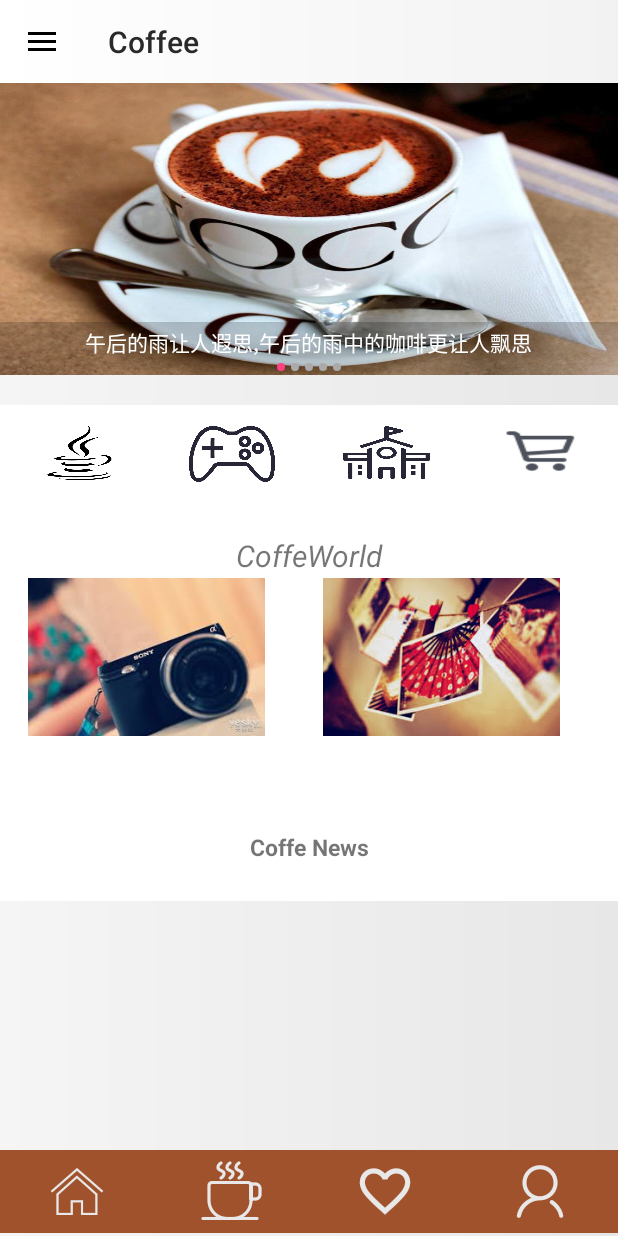
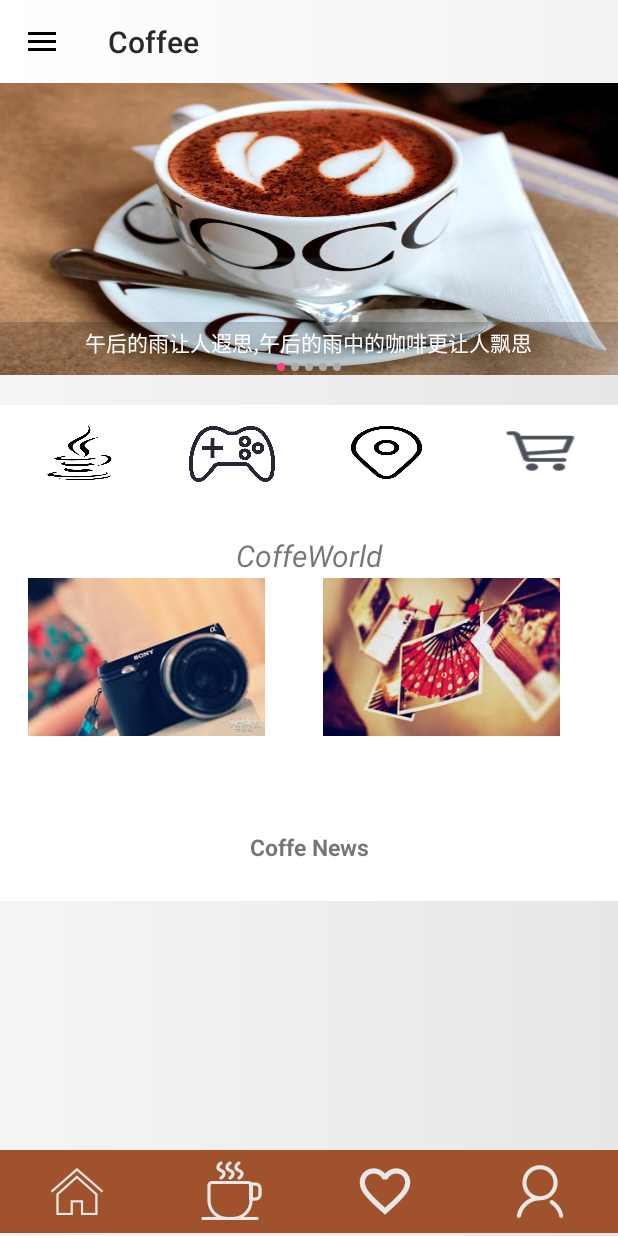
Before and after one commit to Starrier/Coffee, an Android app: the screen it shows after launch (MainActivity), on a phone screen of 412 x 824 dp. Run offline under Robolectric (Android 15) with nearby library versions, the light colour scheme and no system bars; our stand-ins replace ButterKnife.

Commit message:
change location logo

```diff
--- a/app/src/main/res/layout/fragment_index.xml
+++ b/app/src/main/res/layout/fragment_index.xml
@@ -138,7 +138,7 @@
                 android:layout_height="35dp"
                 android:layout_gravity="center"
                 android:layout_marginTop="14dp"
-                android:background="@drawable/school" />
+                android:background="@drawable/location" />
         </LinearLayout>
 
         <LinearLayout
```
Also changed, not shown: app/src/main/res/drawable/location.jpg (added).
